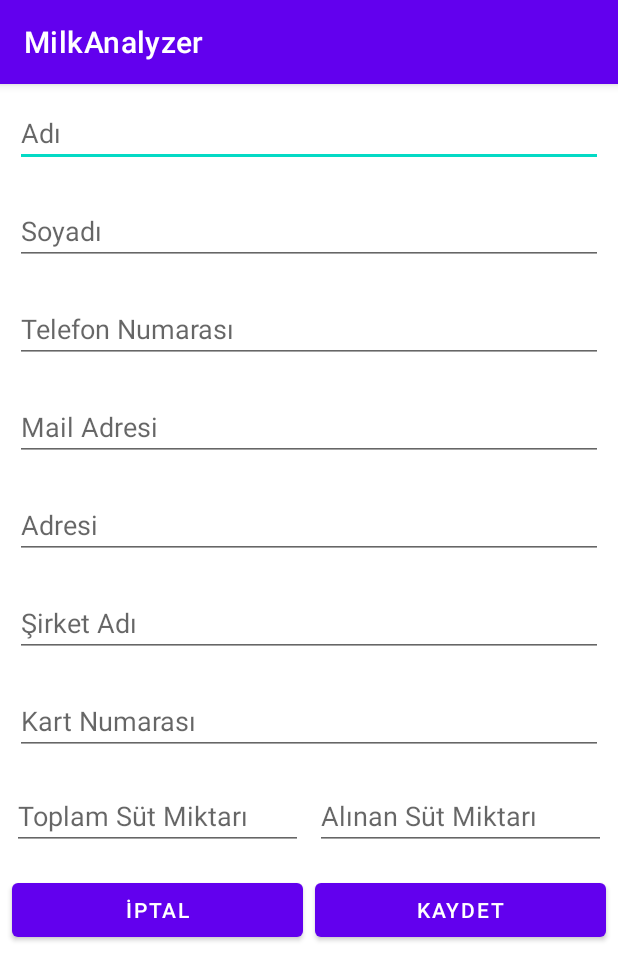
After one commit to bhdrburak/milkanalyzer, an Android app: the NewUserActivity screen opened directly, with no data from a screen before it, on a phone screen of 412 x 824 dp. The commit adds this screen. Shown: the top 980 px of the screen. Run offline under Robolectric (Android 15) with nearby library versions, the phone set to English and light mode, and no system bars; our stand-ins replace Firebase (no records; nobody signed in at launch, a user with empty details on screens opened directly), data binding.

Commit message:
Database connection completed. Create user.

```diff
--- a/app/build.gradle
+++ b/app/build.gradle
@@ -36,8 +36,8 @@ dependencies {
 
     implementation 'androidx.appcompat:appcompat:1.3.1'
     implementation 'com.google.android.material:material:1.4.0'
-    implementation 'androidx.constraintlayout:constraintlayout:2.1.0'
-    implementation 'com.google.firebase:firebase-database:19.2.1'
+    implementation 'androidx.constraintlayout:constraintlayout:2.1.1'
+    implementation 'com.google.firebase:firebase-database:20.0.2'
     implementation 'androidx.lifecycle:lifecycle-livedata-ktx:2.3.1'
     implementation 'androidx.lifecycle:lifecycle-viewmodel-ktx:2.3.1'
     implementation 'androidx.navigation:navigation-fragment:2.3.5'
@@ -54,4 +54,6 @@ dependencies {
 
     implementation 'com.github.DantSu:ESCPOS-ThermalPrinter-Android:3.0.1'
 
+    implementation 'com.melnykov:floatingactionbutton:1.3.0'
+
 }
--- a/app/src/main/AndroidManifest.xml
+++ b/app/src/main/AndroidManifest.xml
@@ -9,6 +9,9 @@
         android:roundIcon="@mipmap/ic_launcher_round"
         android:supportsRtl="true"
         android:theme="@style/Theme.MilkAnalyzer">
+        <activity
+            android:name=".activity.NewUserActivity"
+            android:exported="true" />
         <activity
             android:name=".activity.MainActivity"
             android:exported="true" />
@@ -25,7 +28,6 @@
             </intent-filter>
         </activity>
     </application>
-
     <uses-permission android:name="android.permission.ACCESS_FINE_LOCATION" />
     <uses-permission android:name="android.permission.ACCESS_COARSE_LOCATION" />
     <uses-permission android:name="android.permission.ACCESS_NETWORK_STATE" />
@@ -37,6 +39,7 @@
     <uses-permission android:name="android.permission.BLUETOOTH_ADMIN" />
     <uses-permission android:name="android.permission.READ_EXTERNAL_STORAGE" />
     <uses-permission android:name="android.permission.WRITE_EXTERNAL_STORAGE" />
+
     <uses-permission android:name="android.permission.CAMERA" />
 
 </manifest>
--- a/app/src/main/java/com/example/milkanalyzer/object/user.java
+++ b/app/src/main/java/com/example/milkanalyzer/object/User.java
@@ -1,13 +1,12 @@
 package com.example.milkanalyzer.object;
 
-import java.util.Date;
 
 import androidx.room.ColumnInfo;
 import androidx.room.Entity;
 import androidx.room.PrimaryKey;
 
 @Entity(tableName = "book")
-public class user {
+public class User {
 
     @PrimaryKey()
     private String id;
--- /dev/null
+++ b/app/src/main/res/layout/activity_new_user.xml
@@ -0,0 +1,120 @@
+<?xml version="1.0" encoding="utf-8"?>
+<layout>
+
+    <LinearLayout xmlns:android="http://schemas.android.com/apk/res/android"
+        xmlns:app="http://schemas.android.com/apk/res-auto"
+        xmlns:tools="http://schemas.android.com/tools"
+        android:layout_width="match_parent"
+        android:layout_height="match_parent"
+        android:orientation="vertical"
+        tools:context=".activity.NewUserActivity">
+
+
+        <com.google.android.material.textfield.TextInputEditText
+            android:id="@+id/name"
+            android:layout_width="match_parent"
+            android:layout_height="wrap_content"
+            android:layout_margin="10dp"
+            android:hint="Adı"/>
+        <com.google.android.material.textfield.TextInputEditText
+            android:id="@+id/surname"
+            android:layout_width="match_parent"
+            android:layout_height="wrap_content"
+            android:layout_margin="10dp"
+            android:hint="Soyadı"/>
+
+        <com.google.android.material.textfield.TextInputEditText
+            android:id="@+id/phone"
+            android:layout_width="match_parent"
+            android:layout_height="wrap_content"
+            android:layout_margin="10dp"
+            android:hint="Telefon Numarası"/>
+        <com.google.android.material.textfield.TextInputEditText
+            android:id="@+id/mail"
+            android:layout_width="match_parent"
+            android:layout_height="wrap_content"
+            android:layout_margin="10dp"
+            android:hint="Mail Adresi"/>
+        <com.google.android.material.textfield.TextInputEditText
+            android:id="@+id/address"
+            android:layout_width="match_parent"
+            android:layout_height="wrap_content"
+            android:layout_margin="10dp"
+            android:hint="Adresi"/>
+
+        <com.google.android.material.textfield.TextInputEditText
+            android:id="@+id/company_name"
+            android:layout_width="match_parent"
+            android:layout_height="wrap_content"
+            android:layout_margin="10dp"
+            android:textColorHighlight="@color/colorOn"
+            android:hint="Şirket Adı"/>
+
+        <com.google.android.material.textfield.TextInputEditText
+            android:id="@+id/card_no"
+            android:layout_width="match_parent"
+            android:layout_height="wrap_content"
+            android:layout_margin="10dp"
+            android:textColorHighlight="@color/colorOn"
+            android:hint="Kart Numarası"/>
+
+        <LinearLayout
+            android:layout_width="match_parent"
+            android:layout_height="wrap_content"
+            android:orientation="horizontal">
+
+            <com.google.android.material.textfield.TextInputEditText
+                android:id="@+id/target"
+                android:layout_width="0dp"
+                android:layout_height="wrap_content"
+                android:layout_weight="1"
+                android:layout_marginStart="8dp"
+                android:layout_marginTop="8dp"
+                android:hint="Toplam Süt Miktarı"
+                android:layout_marginBottom="8dp"
+                android:layout_marginEnd="4dp"/>
+            <com.google.android.material.textfield.TextInputEditText
+                android:id="@+id/taken"
+                android:layout_width="0dp"
+                android:layout_height="wrap_content"
+                android:layout_weight="1"
+                android:hint="Alınan Süt Miktarı"
+                android:layout_marginStart="4dp"
+                android:layout_marginTop="8dp"
+                android:layout_marginBottom="8dp"
+                android:layout_marginEnd="8dp"/>
+
+        </LinearLayout>
+
+        <LinearLayout
+            android:layout_width="match_parent"
+            android:layout_height="wrap_content"
+            android:orientation="horizontal">
+
+            <Button
+                android:id="@+id/cancel"
+                android:layout_width="0dp"
+                android:layout_height="wrap_content"
+                android:layout_weight="1"
+                android:layout_marginStart="8dp"
+                android:layout_marginTop="8dp"
+                android:layout_marginBottom="8dp"
+                android:text="İPTAL"
+                android:layout_marginEnd="4dp"/>
+            <Button
+                android:id="@+id/save"
+                android:layout_width="0dp"
+                android:layout_height="wrap_content"
+                android:layout_weight="1"
+                android:text="KAYDET"
+                android:layout_marginStart="4dp"
+                android:layout_marginTop="8dp"
+                android:layout_marginBottom="8dp"
+                android:layout_marginEnd="8dp"/>
+
+        </LinearLayout>
+
+
+    </LinearLayout>
+
+</layout>
```
Also changed, not shown: app/src/main/java/com/example/milkanalyzer/FireBaseHelper.java (added, +33 -0 lines), app/src/main/java/com/example/milkanalyzer/activity/LoginActivity.java (+55 -10 lines), app/src/main/java/com/example/milkanalyzer/activity/MainActivity.java (+14 -5 lines), app/src/main/java/com/example/milkanalyzer/activity/NewUserActivity.java (added, +114 -0 lines), app/src/main/java/com/example/milkanalyzer/object/Milk.java (added, +38 -0 lines), app/src/main/res/layout/activity_main.xml (+43 -12 lines), app/src/main/res/drawable/plus.png (added), 1 other file.
